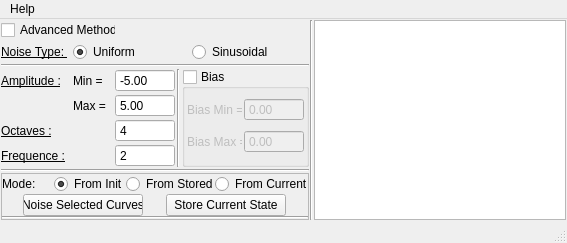
Above: tools/maya/anim/noiseAnimCurve/ui/noiseAnimCurve.ui from snaress/bank before the change. Below: the same form after it.
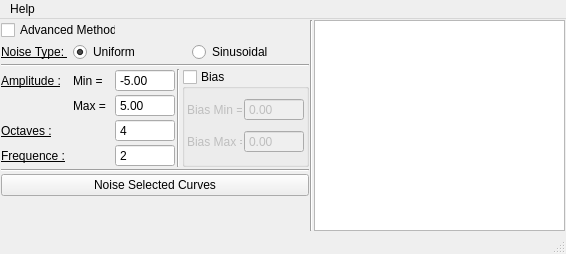
That is the form after the change.

Commit message: noiseAnimCurve: Update advanced method

What changed in the file:
```diff
--- a/tools/maya/anim/noiseAnimCurve/ui/noiseAnimCurve.ui
+++ b/tools/maya/anim/noiseAnimCurve/ui/noiseAnimCurve.ui
@@ -6,8 +6,8 @@
    <rect>
     <x>0</x>
     <y>0</y>
-    <width>567</width>
-    <height>235</height>
+    <width>566</width>
+    <height>254</height>
    </rect>
   </property>
   <property name="windowTitle">
@@ -22,6 +22,11 @@
      <number>1</number>
     </property>
     <item row="0" column="0">
+     <layout class="QVBoxLayout" name="verticalLayout">
+      <property name="spacing">
+       <number>2</number>
+      </property>
+      <item>
      <layout class="QGridLayout" name="slSimpleZone">
       <property name="spacing">
        <number>2</number>
@@ -458,137 +463,15 @@
         </layout>
        </widget>
       </item>
-      <item row="4" column="0" colspan="3">
+       </layout>
+      </item>
+      <item>
        <widget class="Line" name="line">
         <property name="orientation">
          <enum>Qt::Horizontal</enum>
         </property>
        </widget>
       </item>
-     </layout>
-    </item>
-    <item row="0" column="1" rowspan="2">
-     <widget class="Line" name="line_5">
-      <property name="orientation">
-       <enum>Qt::Vertical</enum>
-      </property>
-     </widget>
-    </item>
-    <item row="0" column="2" rowspan="2">
-     <widget class="QTreeWidget" name="twCurves">
-      <attribute name="headerVisible">
-       <bool>false</bool>
-      </attribute>
-      <column>
-       <property name="text">
-        <string notr="true">1</string>
-       </property>
-      </column>
-     </widget>
-    </item>
-    <item row="1" column="0">
-     <widget class="QFrame" name="qfNoiseSimple">
-      <property name="frameShape">
-       <enum>QFrame::StyledPanel</enum>
-      </property>
-      <layout class="QVBoxLayout" name="verticalLayout">
-       <property name="spacing">
-        <number>0</number>
-       </property>
-       <property name="margin">
-        <number>0</number>
-       </property>
-       <item>
-        <layout class="QHBoxLayout" name="hlState">
-         <property name="spacing">
-          <number>2</number>
-         </property>
-         <item>
-          <widget class="QLabel" name="lMode">
-           <property name="minimumSize">
-            <size>
-             <width>50</width>
-             <height>0</height>
-            </size>
-           </property>
-           <property name="maximumSize">
-            <size>
-             <width>50</width>
-             <height>16777215</height>
-            </size>
-           </property>
-           <property name="text">
-            <string>Mode:</string>
-           </property>
-          </widget>
-         </item>
-         <item>
-          <widget class="QRadioButton" name="rbInit">
-           <property name="minimumSize">
-            <size>
-             <width>70</width>
-             <height>0</height>
-            </size>
-           </property>
-           <property name="maximumSize">
-            <size>
-             <width>70</width>
-             <height>16777215</height>
-            </size>
-           </property>
-           <property name="text">
-            <string>From Init</string>
-           </property>
-           <property name="checked">
-            <bool>true</bool>
-           </property>
-          </widget>
-         </item>
-         <item>
-          <widget class="QRadioButton" name="rbStored">
-           <property name="minimumSize">
-            <size>
-             <width>70</width>
-             <height>0</height>
-            </size>
-           </property>
-           <property name="maximumSize">
-            <size>
-             <width>16777215</width>
-             <height>16777215</height>
-            </size>
-           </property>
-           <property name="text">
-            <string>From Stored</string>
-           </property>
-          </widget>
-         </item>
-         <item>
-          <widget class="QRadioButton" name="rbCurrent">
-           <property name="minimumSize">
-            <size>
-             <width>65</width>
-             <height>0</height>
-            </size>
-           </property>
-           <property name="maximumSize">
-            <size>
-             <width>16777215</width>
-             <height>16777215</height>
-            </size>
-           </property>
-           <property name="text">
-            <string>From Current</string>
-           </property>
-          </widget>
-         </item>
-        </layout>
-       </item>
-       <item>
-        <layout class="QHBoxLayout" name="horizontalLayout">
-         <property name="spacing">
-          <number>2</number>
-         </property>
          <item>
           <widget class="QPushButton" name="bNoiseSimple">
            <property name="sizePolicy">
@@ -605,7 +488,7 @@
            </property>
            <property name="maximumSize">
             <size>
-             <width>120</width>
+          <width>16777215</width>
              <height>16777215</height>
             </size>
            </property>
@@ -615,34 +498,40 @@
           </widget>
          </item>
          <item>
-          <widget class="QPushButton" name="pushButton">
-           <property name="minimumSize">
-            <size>
-             <width>120</width>
-             <height>0</height>
-            </size>
-           </property>
-           <property name="maximumSize">
+       <spacer name="verticalSpacer">
+        <property name="orientation">
+         <enum>Qt::Vertical</enum>
+        </property>
+        <property name="sizeHint" stdset="0">
             <size>
-             <width>120</width>
-             <height>16777215</height>
-            </size>
-           </property>
+          <width>20</width>
+          <height>40</height>
+         </size>
+        </property>
+       </spacer>
+      </item>
+     </layout>
+    </item>
+    <item row="0" column="1">
+     <widget class="Line" name="line_5">
+      <property name="orientation">
+       <enum>Qt::Vertical</enum>
+      </property>
+     </widget>
+    </item>
+    <item row="0" column="2">
+     <widget class="QTreeWidget" name="twCurves">
+      <property name="selectionMode">
+       <enum>QAbstractItemView::SingleSelection</enum>
+      </property>
+      <attribute name="headerVisible">
+       <bool>false</bool>
+      </attribute>
+      <column>
            <property name="text">
-            <string>Store Current State</string>
-           </property>
-          </widget>
-         </item>
-        </layout>
-       </item>
-       <item>
-        <widget class="Line" name="line_4">
-         <property name="orientation">
-          <enum>Qt::Horizontal</enum>
-         </property>
-        </widget>
-       </item>
-      </layout>
+        <string notr="true">1</string>
+       </property>
+      </column>
      </widget>
     </item>
    </layout>
@@ -652,7 +541,7 @@
     <rect>
      <x>0</x>
      <y>0</y>
-     <width>567</width>
+     <width>566</width>
      <height>21</height>
     </rect>
    </property>
```
Lines whose indentation alone changed are shown as unchanged. The commit also changes 3 other files.
